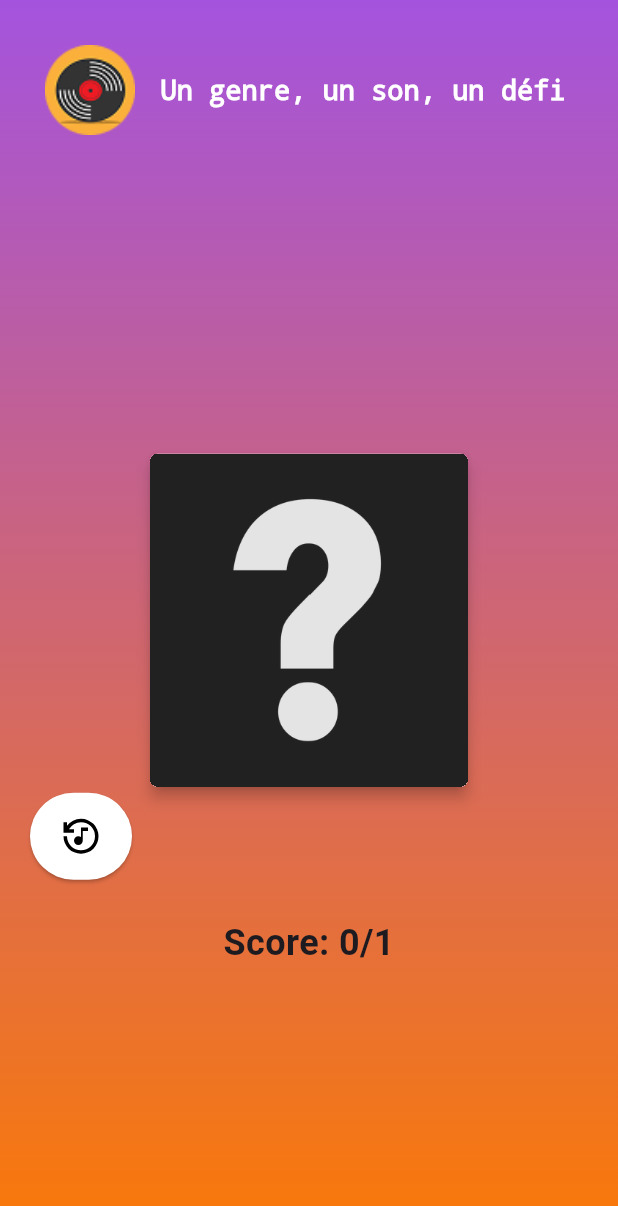
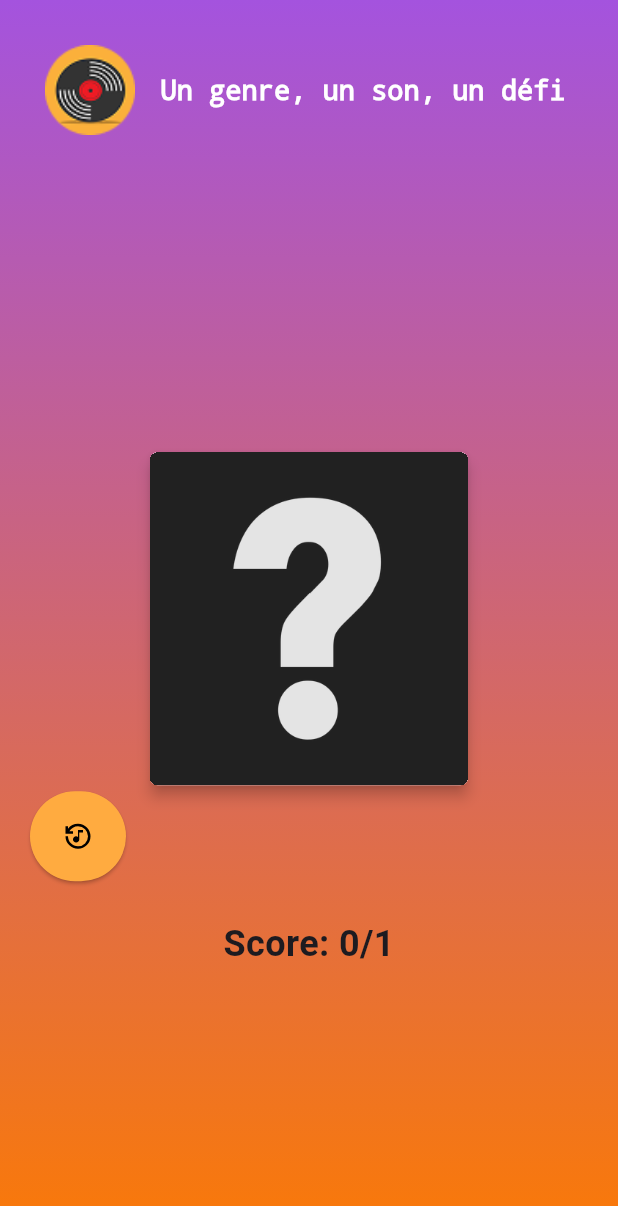
Before and after one commit to m1miage-cherkaha/flutter-blindtest, a Flutter app: the GameStarted screen opened directly with empty values, on a phone screen of 412 x 824 dp. Shown: the top 1206 px of the screen. Run offline on Flutter 3.47's test engine with Material 3 defaults, Android fonts, the phone set to English and light mode, and no system bars; our stand-ins replace audioplayers, flutter_svg, shared_preferences; accounts and stored records are empty.

Commit message:
changed color

```diff
--- a/lib/pages/game_started.dart
+++ b/lib/pages/game_started.dart
@@ -118,18 +118,20 @@ class _GameStartedState extends State<GameStarted> {
             crossAxisAlignment: CrossAxisAlignment.center,
             children: [
               SizedBox(
-                height : 230,
-                width : 220,
-                child : Card(
+                height: 230,
+                width: 220,
+                child: Card(
                   elevation: 4,
-                    shape : RoundedRectangleBorder(
-                        borderRadius: BorderRadius.circular(5)
+                  shape: RoundedRectangleBorder(
+                    borderRadius: BorderRadius.circular(5),
                   ),
                   clipBehavior: Clip.hardEdge,
-                    child : Image.asset(
-                    showImage ? _gameService.currentSong.imagePath : 'assets/images/mark.png',
-                    fit : BoxFit.cover)
-
+                  child: Image.asset(
+                    showImage
+                        ? _gameService.currentSong.imagePath
+                        : 'assets/images/mark.png',
+                    fit: BoxFit.cover,
+                  ),
                 ),
               ),
               Row(
@@ -151,18 +153,21 @@ class _GameStartedState extends State<GameStarted> {
                       : ElevatedButton(
                           onPressed: _gameService.playCurrentSong,
                           style: ElevatedButton.styleFrom(
-                          backgroundColor: Colors.white,
-                          foregroundColor: Colors.black,
+                            backgroundColor: Colors.orangeAccent,
                             padding: const EdgeInsets.symmetric(
-                            horizontal: 20,
+                              horizontal: 10,
                               vertical: 15,
                             ),
                           ),
-                        child : SvgPicture.asset('assets/icons/music_replay.svg',
-                          height: 28,
-                          width: 28,
-                          colorFilter: const ColorFilter.mode(Colors.black, BlendMode.srcIn),)
-                        // child: const Icon(Icons.refresh_rounded, size: 28),
+                          child: SvgPicture.asset(
+                            'assets/icons/music_replay.svg',
+                            height: 30,
+                            width: 20,
+                            colorFilter: const ColorFilter.mode(
+                              Colors.black,
+                              BlendMode.srcIn,
+                            ),
+                          ),
                   ),
                 ],
               ),
```
Lines whose indentation alone changed are shown as unchanged.
